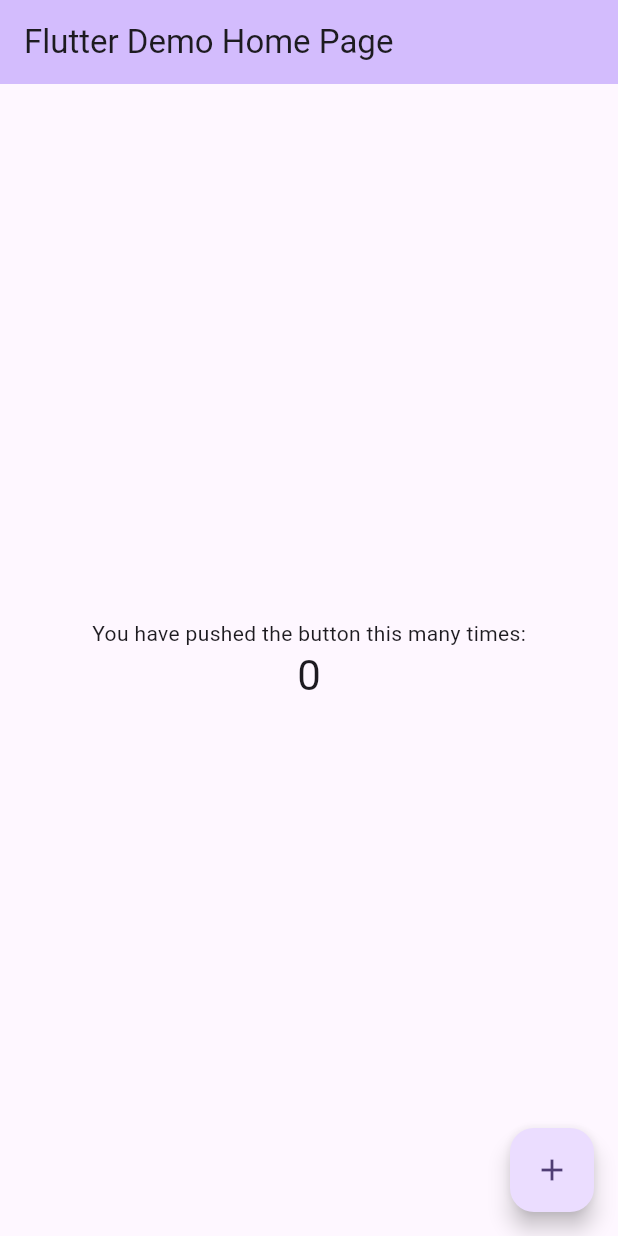
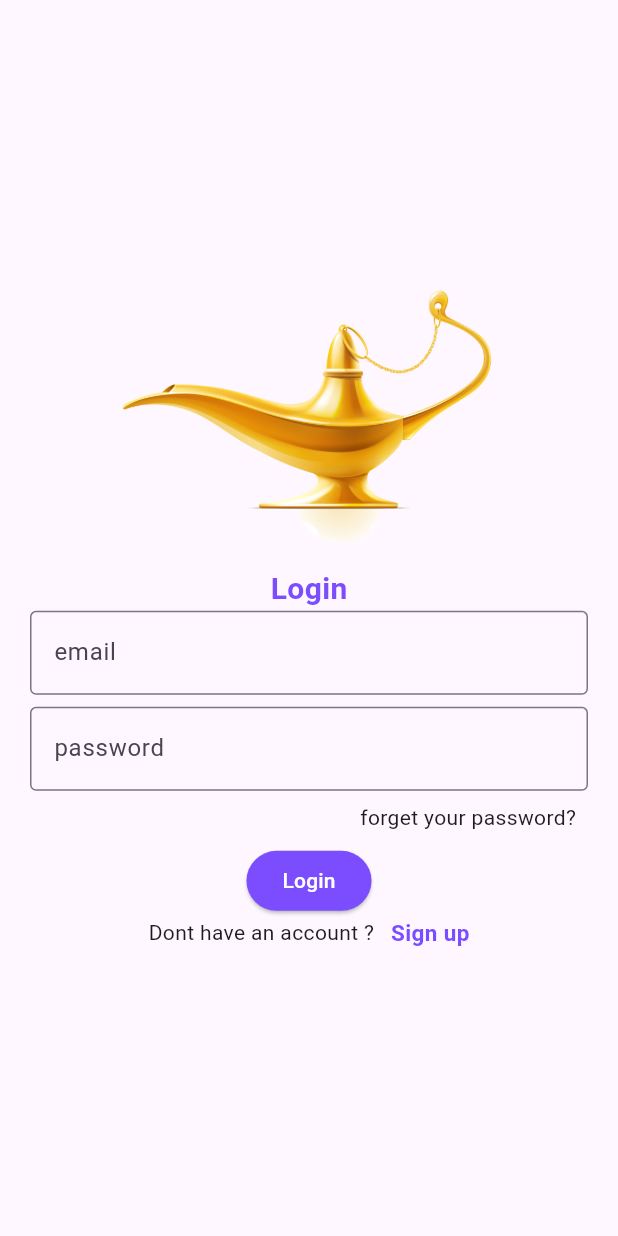
Before and after one commit to hassan-46-ai/store_app, a Flutter app: the screen it shows after launch, on a phone screen of 412 x 824 dp. Run offline on Flutter 3.47's test engine with Material 3 defaults, Android fonts, the phone set to English and light mode, and no system bars.

Commit message:
+loginUI

```diff
--- /dev/null
+++ b/lib/features/login/views/login_screen.dart
@@ -0,0 +1,80 @@
+import 'package:flutter/material.dart';
+
+class LoginScreen extends StatelessWidget {
+  const LoginScreen({Key? key}) : super(key: key);
+
+  @override
+  Widget build(BuildContext context) {
+    return Scaffold(
+      body: Padding(
+        padding: const EdgeInsets.only(right: 20.0, left: 20),
+        child: Column(
+          mainAxisAlignment: MainAxisAlignment.center,
+          children: [
+            Row(
+              children: [
+                SizedBox(width: 10),
+                SizedBox(
+                  child: Image.asset('assets/images/logo.png'),
+                  width: 300,
+                ),
+              ],
+            ),
+            SizedBox(height: 10),
+            Text(
+              'Login',
+              style: TextStyle(
+                color: Colors.deepPurpleAccent,
+                fontSize: 20,
+                fontWeight: FontWeight.bold,
+              ),
+            ),
+            TextFormField(
+              decoration: InputDecoration(
+                border: OutlineInputBorder(),
+                hintText: 'email',
+              ),
+            ),
+            SizedBox(height: 8),
+            TextFormField(
+              decoration: InputDecoration(
+                border: OutlineInputBorder(),
+                hintText: 'password',
+              ),
+            ),
+            Padding(
+              padding: const EdgeInsets.all(8.0),
+              child: Align(
+                child: Text('forget your password?'),
+                alignment: Alignment.bottomRight,
+              ),
+            ),
+            ElevatedButton(
+              style: ElevatedButton.styleFrom(
+                backgroundColor: Colors.deepPurpleAccent,
+              ),
+
+              onPressed: () {},
+              child: Text('Login', style: TextStyle(color: Colors.white)),
+            ),
+
+            Row(
+              mainAxisAlignment: MainAxisAlignment.center,
+              children: [
+                Text('Dont have an account ?   '),
+                Text(
+                  'Sign up',
+                  style: TextStyle(
+                    color: Colors.deepPurpleAccent,
+                    fontSize: 15,
+                    fontWeight: FontWeight.bold,
+                  ),
+                ),
+              ],
+            ),
+          ],
+        ),
+      ),
+    );
+  }
+}
--- /dev/null
+++ b/lib/home.dart
@@ -0,0 +1,9 @@
+import 'package:flutter/material.dart';
+class Home extends StatelessWidget {
+  const Home({Key? key}) : super(key: key);
+
+  @override
+  Widget build(BuildContext context) {
+    return Scaffold();
+  }
+}
--- a/lib/main.dart
+++ b/lib/main.dart
@@ -1,4 +1,7 @@
 import 'package:flutter/material.dart';
+import 'package:store/features/login/views/login_screen.dart';
+
+import 'home.dart';
 
 void main() {
   runApp(const MyApp());
@@ -10,113 +13,13 @@ class MyApp extends StatelessWidget {
   // This widget is the root of your application.
   @override
   Widget build(BuildContext context) {
-    return MaterialApp(
+    return MaterialApp( debugShowCheckedModeBanner: false,
       title: 'Flutter Demo',
       theme: ThemeData(
-        // This is the theme of your application.
-        //
-        // TRY THIS: Try running your application with "flutter run". You'll see
-        // the application has a purple toolbar. Then, without quitting the app,
-        // try changing the seedColor in the colorScheme below to Colors.green
-        // and then invoke "hot reload" (save your changes or press the "hot
-        // reload" button in a Flutter-supported IDE, or press "r" if you used
-        // the command line to start the app).
-        //
-        // Notice that the counter didn't reset back to zero; the application
-        // state is not lost during the reload. To reset the state, use hot
-        // restart instead.
-        //
-        // This works for code too, not just values: Most code changes can be
-        // tested with just a hot reload.
+
         colorScheme: ColorScheme.fromSeed(seedColor: Colors.deepPurple),
       ),
-      home: const MyHomePage(title: 'Flutter Demo Home Page'),
+      home: const LoginScreen(),
     );
   }
 }
-
-class MyHomePage extends StatefulWidget {
-  const MyHomePage({super.key, required this.title});
-
-  // This widget is the home page of your application. It is stateful, meaning
-  // that it has a State object (defined below) that contains fields that affect
-  // how it looks.
-
-  // This class is the configuration for the state. It holds the values (in this
-  // case the title) provided by the parent (in this case the App widget) and
-  // used by the build method of the State. Fields in a Widget subclass are
-  // always marked "final".
-
-  final String title;
-
-  @override
-  State<MyHomePage> createState() => _MyHomePageState();
-}
-
-class _MyHomePageState extends State<MyHomePage> {
-  int _counter = 0;
-
-  void _incrementCounter() {
-    setState(() {
-      // This call to setState tells the Flutter framework that something has
-      // changed in this State, which causes it to rerun the build method below
-      // so that the display can reflect the updated values. If we changed
-      // _counter without calling setState(), then the build method would not be
-      // called again, and so nothing would appear to happen.
-      _counter++;
-    });
-  }
-
-  @override
-  Widget build(BuildContext context) {
-    // This method is rerun every time setState is called, for instance as done
-    // by the _incrementCounter method above.
-    //
-    // The Flutter framework has been optimized to make rerunning build methods
-    // fast, so that you can just rebuild anything that needs updating rather
-    // than having to individually change instances of widgets.
-    return Scaffold(
-      appBar: AppBar(
-        // TRY THIS: Try changing the color here to a specific color (to
-        // Colors.amber, perhaps?) and trigger a hot reload to see the AppBar
-        // change color while the other colors stay the same.
-        backgroundColor: Theme.of(context).colorScheme.inversePrimary,
-        // Here we take the value from the MyHomePage object that was created by
-        // the App.build method, and use it to set our appbar title.
-        title: Text(widget.title),
-      ),
-      body: Center(
-        // Center is a layout widget. It takes a single child and positions it
-        // in the middle of the parent.
-        child: Column(
-          // Column is also a layout widget. It takes a list of children and
-          // arranges them vertically. By default, it sizes itself to fit its
-          // children horizontally, and tries to be as tall as its parent.
-          //
-          // Column has various properties to control how it sizes itself and
-          // how it positions its children. Here we use mainAxisAlignment to
-          // center the children vertically; the main axis here is the vertical
-          // axis because Columns are vertical (the cross axis would be
-          // horizontal).
-          //
-          // TRY THIS: Invoke "debug painting" (choose the "Toggle Debug Paint"
-          // action in the IDE, or press "p" in the console), to see the
-          // wireframe for each widget.
-          mainAxisAlignment: MainAxisAlignment.center,
-          children: <Widget>[
-            const Text('You have pushed the button this many times:'),
-            Text(
-              '$_counter',
-              style: Theme.of(context).textTheme.headlineMedium,
-            ),
-          ],
-        ),
-      ),
-      floatingActionButton: FloatingActionButton(
-        onPressed: _incrementCounter,
-        tooltip: 'Increment',
-        child: const Icon(Icons.add),
-      ), // This trailing comma makes auto-formatting nicer for build methods.
-    );
-  }
-}
--- a/pubspec.yaml
+++ b/pubspec.yaml
@@ -58,8 +58,8 @@ flutter:
   uses-material-design: true
 
   # To add assets to your application, add an assets section, like this:
-  # assets:
-  #   - images/a_dot_burr.jpeg
+  assets:
+    - assets/images/
   #   - images/a_dot_ham.jpeg
 
   # An image asset can refer to one or more resolution-specific "variants", see
```
Also changed, not shown: assets/images/logo.png (added).
